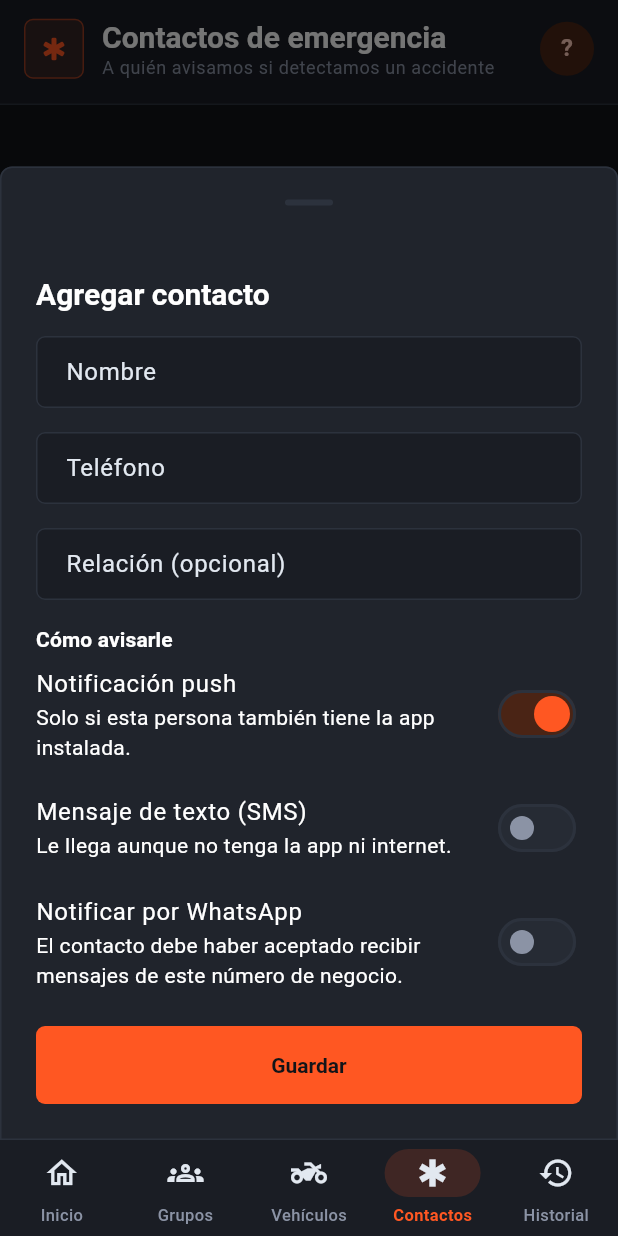
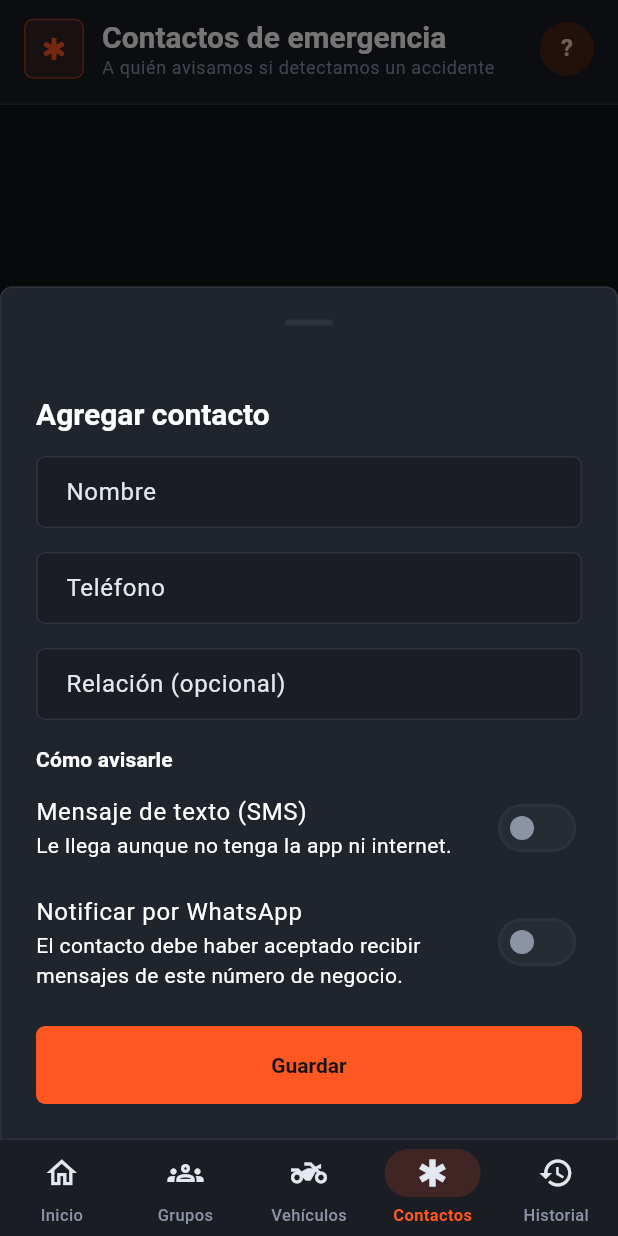
Before and after one commit to cumpashijitas/sentinel, a Flutter app: the EmergencyContactsPage screen opened by its route, after a tap on "Agregar contacto", on a phone screen of 412 x 824 dp. Run offline on Flutter 3.47's test engine with Material 3 defaults, Android fonts, the phone set to English and light mode, and no system bars; our stand-ins replace flutter_dotenv, flutter_local_notifications, flutter_map, flutter_riverpod, freezed_annotation, geolocator and 6 more; accounts and stored records are empty; generated files the repository leaves out were written again.

Commit message:
front: 3 fixes reales de alertas — push no funcional, countdown a 30s, 'Estoy bien' se pierde en frío
- emergency_contacts: sacado el toggle de notificación push del
  formulario. back/src/alerts/dispatch.ts solo manda push si el contacto
  tiene contact_user_id vinculado, y no existe ningún flujo en la app para
  vincular esa cuenta — el toggle (además prendido por defecto) nunca
  pudo funcionar para nadie. No es un bug de entrega, es una opción sin
  funcionalidad real detrás.
- accident_monitor_service_impl: countdown de 20s a 30s (pedido explícito
  en vivo — 20s no alcanza para frenar y atender la notificación).
- local_accident_alert_notifier: agregado el manejo de
  getNotificationAppLaunchDetails(). onDidReceiveNotificationResponse solo
  entrega el tap si el motor principal ya estaba vivo — mientras se maneja
  (pantalla apagada, proceso principal cerrado por Android, solo el motor
  headless de RideBackgroundService sigue vivo) tocar 'Estoy bien' arranca
  el proceso principal de cero, y ese primer tap se perdía en silencio
  antes de que initialize() llegara a registrar el callback. Confirmado en
  vivo: click sin efecto + la alerta se mandaba de todas formas.

Co-Authored-By: Claude Sonnet 5 <noreply@anthropic.com>

```diff
--- a/front/lib/features/emergency_contacts/presentation/pages/emergency_contacts_page.dart
+++ b/front/lib/features/emergency_contacts/presentation/pages/emergency_contacts_page.dart
@@ -82,8 +82,10 @@ class _ContactTile extends ConsumerWidget {
       contact.phone,
       if (contact.relationship != null) contact.relationship!,
     ];
+    // 'Push' deliberadamente no se muestra acá — ver el comentario en
+    // _ContactFormSheetState sobre por qué esa opción no puede funcionar
+    // hoy (requiere vincular la cuenta del contacto, feature inexistente).
     final channels = [
-      if (contact.notifyPush) 'Push',
       if (contact.notifySms) 'SMS',
       if (contact.notifyWhatsapp) 'WhatsApp',
     ];
@@ -243,7 +245,18 @@ class _ContactFormSheetState extends ConsumerState<_ContactFormSheet> {
   late final _relationshipController = TextEditingController(
     text: widget.contact?.relationship,
   );
-  late bool _notifyPush = widget.contact?.notifyPush ?? true;
+  // Bug real reportado en vivo: este toggle arrancaba en `true` por
+  // defecto y prometía "notificación push" — pero `back/src/alerts/
+  // dispatch.ts` solo manda un push si el contacto tiene un
+  // `contact_user_id` (la cuenta de Sentinel de esa persona, vinculada a
+  // este registro), y hoy no existe ningún flujo en la app para vincular
+  // eso. Resultado: el toggle nunca podía hacer nada, para nadie, nunca —
+  // no es un envío que "todavía no llegó", es una opción que no está
+  // conectada a ninguna funcionalidad real. Se saca del formulario en vez
+  // de dejarla prometiendo algo que no se puede cumplir; vincular la
+  // cuenta del contacto es una feature aparte, más grande, todavía sin
+  // construir.
+  static const _notifyPush = false;
   late bool _notifySms = widget.contact?.notifySms ?? false;
   late bool _notifyWhatsapp = widget.contact?.notifyWhatsapp ?? false;
 
@@ -359,17 +372,6 @@ class _ContactFormSheetState extends ConsumerState<_ContactFormSheet> {
               ),
               SwitchListTile(
                 contentPadding: EdgeInsets.zero,
-                title: const Text('Notificación push'),
-                subtitle: const Text(
-                  'Solo si esta persona también tiene la app instalada.',
-                ),
-                value: _notifyPush,
-                onChanged: isSaving
-                    ? null
-                    : (value) => setState(() => _notifyPush = value),
-              ),
-              SwitchListTile(
-                contentPadding: EdgeInsets.zero,
                 title: const Text('Mensaje de texto (SMS)'),
                 subtitle: const Text(
                   'Le llega aunque no tenga la app ni internet.',
```
Also changed, not shown: front/lib/features/accidents/data/datasources/local_accident_alert_notifier.dart (+25 -5 lines), front/lib/features/accidents/data/repositories/accident_monitor_service_impl.dart (+6 -3 lines).
